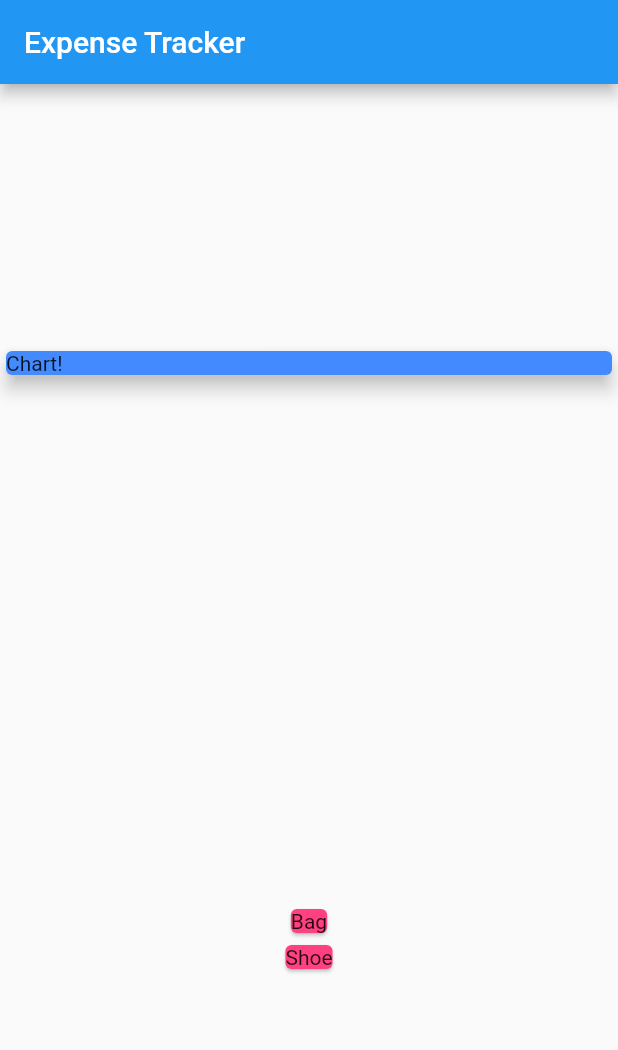
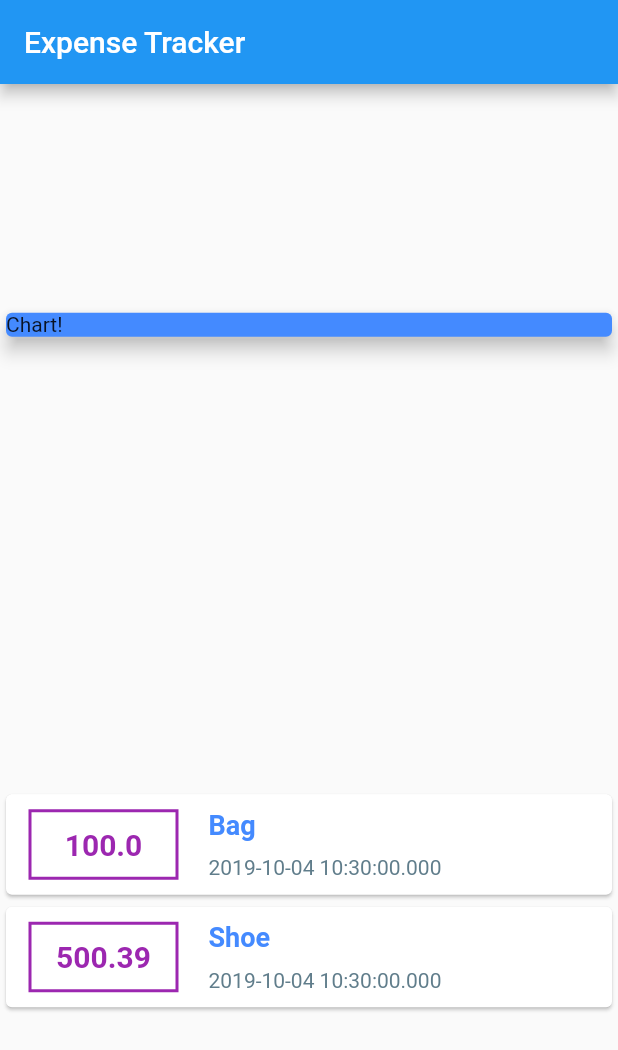
Before and after one commit to RohitIslam/Expense-Tracker, a Flutter app: the screen it shows after launch, on a phone screen of 412 x 824 dp. Shown: the top 1050 px of the screen. Run offline on Flutter 3.47's test engine with Material 2 defaults, Android fonts, the phone set to English and light mode, and no system bars.

Commit message:
Simple styling added in transaction card

```diff
--- a/lib/main.dart
+++ b/lib/main.dart
@@ -28,7 +28,7 @@ class MyHomePage extends StatelessWidget {
     Transaction(
       id: '2',
       title: 'Shoe',
-      amount: 500.30,
+      amount: 500.39,
       date: DateTime.now(),
     ),
   ];
@@ -56,8 +56,58 @@ class MyHomePage extends StatelessWidget {
           Column(
             children: transactions.map((trans) {
               return Card(
-                color: Colors.pinkAccent,
-                child: Text(trans.title),
+                child: Row(
+                  children: <Widget>[
+                    Container(
+                      margin: EdgeInsets.symmetric(
+                        vertical: 10,
+                        horizontal: 15,
+                      ),
+                      decoration: BoxDecoration(
+                        border: Border.all(
+                          width: 2,
+                          color: Colors.purple,
+                        ),
+                      ),
+                      width: 100,
+                      padding: EdgeInsets.all(10),
+                      child: Text(
+                        trans.amount.toString(),
+                        style: TextStyle(
+                          fontSize: 20,
+                          fontWeight: FontWeight.bold,
+                          color: Colors.purple,
+                        ),
+                        textAlign: TextAlign.center,
+                      ),
+                    ),
+                    Column(
+                      crossAxisAlignment: CrossAxisAlignment.start,
+                      children: <Widget>[
+                        Container(
+                          margin: EdgeInsets.all(5),
+                          child: Text(
+                            trans.title,
+                            style: TextStyle(
+                              color: Colors.blueAccent,
+                              fontWeight: FontWeight.bold,
+                              fontSize: 18,
+                            ),
+                          ),
+                        ),
+                        Container(
+                          margin: EdgeInsets.all(5),
+                          child: Text(
+                            trans.date.toString(),
+                            style: TextStyle(
+                              color: Colors.blueGrey,
+                            ),
+                          ),
+                        ),
+                      ],
+                    ),
+                  ],
+                ),
               );
             }).toList(),
           ),
```
